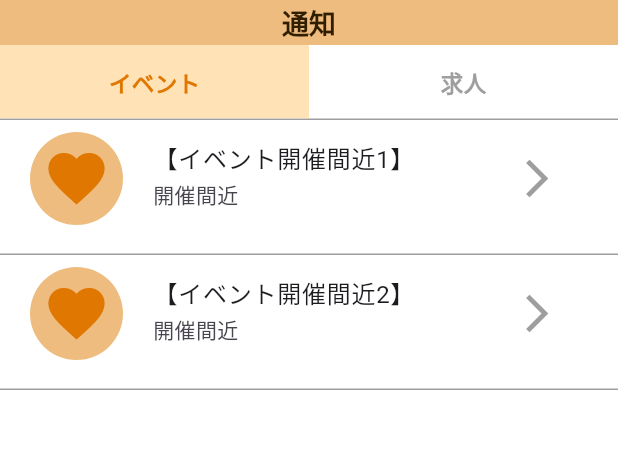
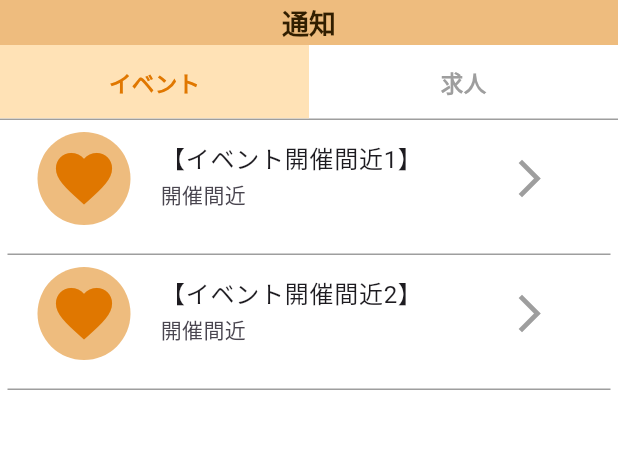
Before and after one commit to Ktomoya912/reelproject, a Flutter app: the Notice screen opened directly, on a phone screen of 412 x 824 dp, the part 75-524 px from its top. Run offline on Flutter 3.47's test engine with Material 3 defaults, Android fonts, the phone set to English and light mode, and no system bars; our stand-ins replace auto_route, curved_navigation_bar, pie_chart.

Commit message:
通知関連のサイズ設定

```diff
--- a/lib/component/listView/shader_mask_component.dart
+++ b/lib/component/listView/shader_mask_component.dart
@@ -10,8 +10,10 @@ class ShaderMaskComponent extends StatelessWidget {
 
   @override
   Widget build(BuildContext context) {
+    MediaQueryData mediaQueryData = MediaQuery.of(context); //画面サイズ取得
     return Container(
       color: Colors.white,
+      height: mediaQueryData.size.height,
       child: ShaderMask(
         shaderCallback: (bounds) {
           return const LinearGradient(
--- a/lib/page/home/notice.dart
+++ b/lib/page/home/notice.dart
@@ -53,6 +53,13 @@ class _NoticeState extends State<Notice> {
         create: (context) => ChangeToggleButton(),
         child: Builder(builder: (BuildContext context) {
           final store = Provider.of<ChangeToggleButton>(context); //プロバイダ
+          //横画面サイズにより幅設定
+          double widthBlank = (mediaQueryData.size.width / 2) - 300;
+          if (widthBlank < 0) {
+            widthBlank = 0;
+          }
+          double blank = mediaQueryData.size.width / 20;
+          double width = mediaQueryData.size.width - (widthBlank * 2) - blank;
           return Scaffold(
             //アップバー
             appBar: TitleAppBar(
@@ -73,10 +80,14 @@ class _NoticeState extends State<Notice> {
                   ),
 
                   //リスト
-                  NoticeListView(
-                    jedgeEJ: store.onButtonIndex,
-                    noticeList: noticeList,
-                    content: content,
+                  SizedBox(
+                    width: width + (widthBlank / 8) + blank - 10,
+                    height: mediaQueryData.size.height - 210,
+                    child: NoticeListView(
+                      jedgeEJ: store.onButtonIndex,
+                      noticeList: noticeList,
+                      content: content,
+                    ),
                   ),
                 ],
               ),
@@ -114,9 +125,9 @@ class NoticeListView extends StatelessWidget {
               //四角作成(これの大きさがリストの高さをになっている)
               Container(
                   height: 90, //リストの高さ
-                  decoration: BoxDecoration(
+                  decoration: const BoxDecoration(
                     border: Border(
-                      bottom: BorderSide(color: store.greyColor), //リストを区別する線
+                      bottom: BorderSide(color: Colors.grey), //リストを区別する線
                     ),
                   ),
                   //リストの内容
--- a/lib/page/home/notice_detail.dart
+++ b/lib/page/home/notice_detail.dart
@@ -53,6 +53,13 @@ class NoticeContent extends StatelessWidget {
   Widget build(BuildContext context) {
     //final store = Provider.of<ChangeGeneralCorporation>(context); //プロバイダ
     MediaQueryData mediaQueryData = MediaQuery.of(context); //サイズ取得
+    //横画面サイズにより幅設定
+    double widthBlank = (mediaQueryData.size.width / 2) - 300;
+    if (widthBlank < 0) {
+      widthBlank = 0;
+    }
+    double blank = mediaQueryData.size.width / 20;
+    double width = mediaQueryData.size.width - (widthBlank * 2) - blank;
     return
         //スクロール
         ShaderMaskComponent(
@@ -64,7 +71,7 @@ class NoticeContent extends StatelessWidget {
         child: Center(
           //横に空間を開けるため
           child: SizedBox(
-              width: mediaQueryData.size.width - 100, //横の空間の合計だけ引く
+              width: width + (widthBlank / 8) + blank - 100, //横の空間の合計だけ引く
               child: Column(
                   //左詰め
                   crossAxisAlignment: CrossAxisAlignment.start,
```
